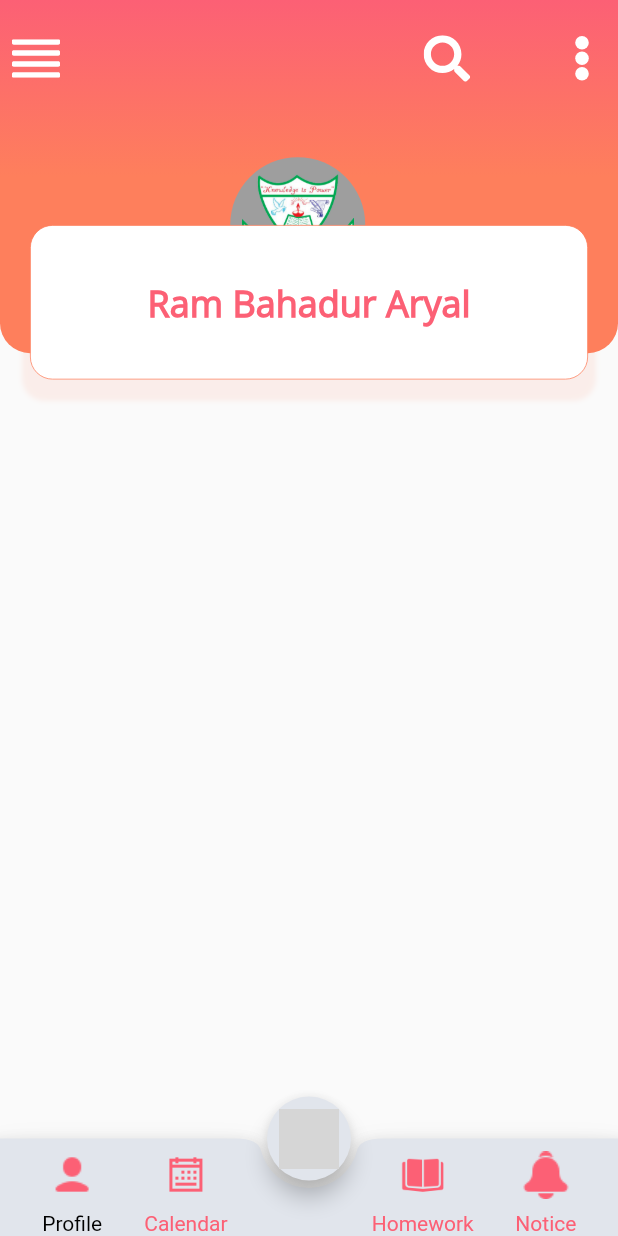
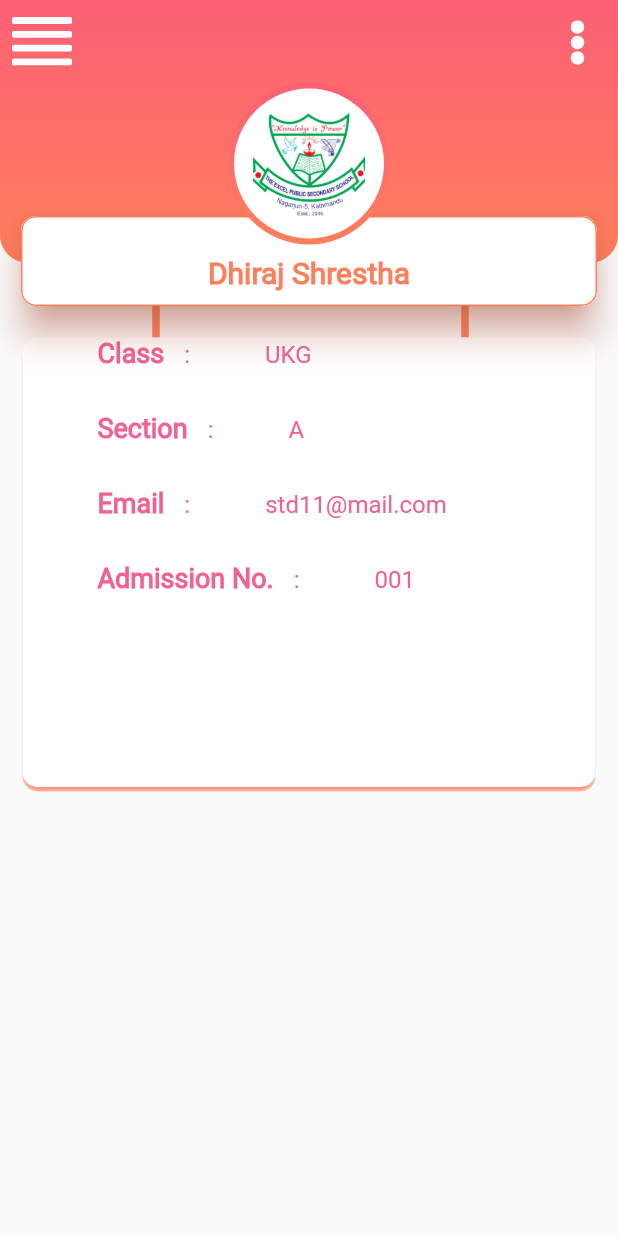
Before and after one commit to kalind7/Excel_public_school, a Flutter app: the screen it shows after launch, on a phone screen of 412 x 824 dp. Run offline on Flutter 3.47's test engine with Material 2 defaults, Android fonts, the phone set to English and light mode, and no system bars; our stand-ins replace flutter_svg, fluttertoast, form_field_validator, get, hexcolor and 2 more; missing offline and left inert: curved_nav_bar, dart:ffi, nepali_date_picker; grey boxes are pictures that could not be loaded.

Commit message:
baseline same left

```diff
--- a/lib/main.dart
+++ b/lib/main.dart
@@ -1,5 +1,6 @@
 import 'package:excel_public_school/ui_pages/dashboard.dart';
 import 'package:excel_public_school/ui_pages/login_page.dart';
+import 'package:excel_public_school/ui_pages/student_details.dart';
 import 'package:flutter/material.dart';
 import 'package:flutter/services.dart';
 import 'package:get/get.dart';
@@ -29,9 +30,10 @@ class MyApp extends StatelessWidget {
 
         primarySwatch: Colors.blue,
       ),
-      initialRoute: '/',
+      initialRoute: '/student',
       routes: {
-        '/': (context)=>  HomePage(),
+        '/student': (context)=>  StudentDetails(),
+        '/home': (context)=>  HomePage(),
         '/login': (context) => const LoginPage(),
       },
     );
--- /dev/null
+++ b/lib/models/student_model.dart
@@ -0,0 +1,18 @@
+import 'package:excel_public_school/utils/color.dart';
+import 'package:flutter/cupertino.dart';
+
+class StudentModel{
+  final String title;
+  final String answer;
+
+  StudentModel({required this.title, required this.answer});
+}
+List<StudentModel> model1 = [
+  StudentModel(title: 'Class ', answer: 'UKG'),
+  StudentModel(title: 'Section ', answer: 'A'),
+  StudentModel(title: 'Email ', answer: 'std11@mail.com'),
+  StudentModel(title: 'Admission No. ', answer: '001'),
+];
+
+const titleStyle = TextStyle(fontSize: 18,fontWeight: FontWeight.bold,fontFamily: 'Roboto',color: Color(0xFFF06292));
+const answerStyle = TextStyle(fontSize: 16,fontWeight: FontWeight.w500,fontFamily: 'Roboto',color: Color(0xFFF06292));
--- /dev/null
+++ b/lib/ui_pages/student_details.dart
@@ -0,0 +1,250 @@
+import 'package:excel_public_school/models/student_model.dart';
+import 'package:excel_public_school/utils/color.dart';
+import 'package:excel_public_school/widgets/appbar.dart';
+import 'package:excel_public_school/widgets/category_drawer.dart';
+import 'package:flutter/cupertino.dart';
+import 'package:flutter/material.dart';
+import 'package:flutter/rendering.dart';
+
+class StudentDetails extends StatefulWidget {
+  const StudentDetails({Key? key}) : super(key: key);
+
+  @override
+  _StudentDetailsState createState() => _StudentDetailsState();
+}
+
+class _StudentDetailsState extends State<StudentDetails> {
+  final GlobalKey<ScaffoldState> _scaffoldKey = GlobalKey<ScaffoldState>();
+
+  final List<StudentModel> newModel = model1;
+
+  @override
+  Widget build(BuildContext context) {
+    return SafeArea(
+      child: Scaffold(
+        extendBodyBehindAppBar: true,
+        drawer: const CategoryDrawer(),
+        key: _scaffoldKey,
+        appBar: PreferredSize(
+          preferredSize: const Size.fromHeight(55.0),
+          child: WidgetAppbar(
+            title: '',
+            onPress: () => _scaffoldKey.currentState!.openDrawer(),
+            icon: 'files/icons/four_bar_menu.svg',
+          ),
+        ),
+        body: Stack(
+          // clipBehavior: Clip.hardEdge,
+          // overflow: Overflow.clip,
+          children: <Widget>[
+            Column(
+              children: <Widget>[
+                Container(
+                  height: 175.0,
+                  decoration: BoxDecoration(
+                    borderRadius: const BorderRadius.only(
+                        bottomLeft: Radius.circular(18),
+                        bottomRight: Radius.circular(18)),
+                    gradient: LinearGradient(
+                        colors: [pinkOne, orangeOne],
+                        begin: Alignment.topCenter,
+                        end: Alignment.bottomCenter),
+                  ),
+                  // child: Row(
+                  //   crossAxisAlignment: CrossAxisAlignment.start,
+                  //   mainAxisAlignment: MainAxisAlignment.spaceBetween,
+                  //   children: [
+                  //     IconButton(
+                  //       onPressed: () {
+                  //         _scaffoldKey.currentState!.openDrawer();
+                  //       },
+                  //       icon: SvgPicture.asset('files/icons/four_bar_menu.svg'),
+                  //     ),
+                  //     const ThreeDotMenu(),
+                  //   ],
+                  // ),
+                ),
+                 SizedBox(
+                  height: 50,
+                  child: Row(
+                    mainAxisAlignment: MainAxisAlignment.spaceAround,
+                    children: [
+                      VerticalDivider(
+                        width: 3,
+                        thickness: 5,
+                        color: orangeOne,
+                      ),
+                      VerticalDivider(
+                        width: 3,
+                        thickness: 5,
+                        color: orangeOne,
+                      ),
+                    ],
+                  ),
+                ),
+
+                Container(
+                  margin: const EdgeInsets.symmetric(horizontal: 15, ),
+                  height: MediaQuery.of(context).size.height/ 2.75,
+                  decoration: BoxDecoration(
+                    color: Colors.white,
+                    borderRadius: const BorderRadius.vertical(top: const Radius.circular(10),bottom: Radius.circular(10) ),
+                    // border:  const Border(
+                    //   bottom: BorderSide(color: Colors.deepOrange,width: 3,),
+                    // ),
+                    // borderRadius: BorderRadius.circular(10.0),
+                    boxShadow: [
+                      BoxShadow(
+                        color: orangeOne,
+                        // spreadRadius: 5,
+                        blurRadius: 4,
+                        blurStyle: BlurStyle.inner,
+                        offset: const Offset(0,3),
+                      ),
+                    ]
+                  ),
+
+
+                  child: ListView.builder(
+                      padding: const EdgeInsets.only( bottom: 20, left: 50),
+                            shrinkWrap: true,
+                            itemCount: newModel.length,
+                            itemBuilder: (context, index){
+                              return Row(
+
+                              crossAxisAlignment: CrossAxisAlignment.baseline,
+                              textBaseline: TextBaseline.alphabetic,
+                              children: [
+                              Text('${newModel[index].title}  ',style: titleStyle,),
+
+                              Text(':', style: answerStyle,),
+
+                              const SizedBox(width: 50.0,height: 50,),
+
+                                Text('${newModel[index].answer} ',style: answerStyle,),
+
+
+
+                              ],
+                              );
+
+                            })
+
+
+                    // child:
+
+                // Column(
+                  //                     mainAxisAlignment: MainAxisAlignment.start,
+                  //                     crossAxisAlignment: CrossAxisAlignment.center,
+                  //                     children: [
+                  //
+                  //                       Row(
+                  //                         mainAxisAlignment: MainAxisAlignment.spaceEvenly,
+                  //                         children: const [
+                  //                           Text('Class',style: titleStyle,),
+                  //                           Text(': UKG',style: answerStyle,),
+                  //                         ],
+                  //                       ),
+                  //                       SizedBox(height: 20,),
+                  //
+                  //                       Row(
+                  //                         mainAxisAlignment: MainAxisAlignment.spaceEvenly,
+                  //
+                  //                         children: const [
+                  //                           Text('Class',style: titleStyle,),
+                  //                           Text(': UKG',style: answerStyle,),
+                  //                         ],
+                  //                       ),
+                  //                       SizedBox(height: 20,),
+                  //
+                  //                       Row(
+                  //                         mainAxisAlignment: MainAxisAlignment.spaceEvenly,
+                  //
+                  //                         children: const [
+                  //                           Text('Class',style: titleStyle,),
+                  //                           Text(': UKG',style: answerStyle,),
+                  //                         ],
+                  //                       ),
+                  //                       SizedBox(height: 20,),
+                  //
+                  //                       Row(
+                  //                         mainAxisAlignment: MainAxisAlignment.spaceEvenly,
+                  //
+                  //                         children: const [
+                  //                           Text('Class',style: titleStyle,),
+                  //                           Text(': UKG',style: answerStyle,),
+                  //                         ],
+                  //                       ),
+                  //
+                  //                     ],
+                  //                   ),
+
+                ),
+
+              ],
+            ),
+
+
+
+            Positioned(
+              left: 10,
+              right: 10,
+              top: 140,
+              // alignment: Alignment.center,
+              child: Card(
+                shadowColor: orangeOne,
+                clipBehavior: Clip.antiAlias,
+                elevation: 10.0,
+                shape: RoundedRectangleBorder(
+                    borderRadius: BorderRadius.circular(10),
+                    side: BorderSide(width: 1, color: orangeOne)),
+                child: SizedBox(
+                  width: MediaQuery.of(context).size.width - 80,
+                  height: 60,
+                  child: Center(
+                      child: Padding(
+                    padding: const EdgeInsets.only(top: 20.0, bottom: 5.0),
+                    child: Text(
+                      "Dhiraj Shrestha",
+                      style: TextStyle(
+                          fontSize: 20.0,
+                          color: orangeOne,
+                          fontWeight: FontWeight.bold),
+                    ),
+                  )),
+                ),
+              ),
+            ),
+
+            Positioned(
+              left: 20,
+              right: 20,
+              top: 55,
+              // alignment: Alignment.center,
+              child: Container(
+                padding: const EdgeInsets.all(4.0),
+                decoration: BoxDecoration(
+                  gradient: LinearGradient(
+                      colors: [pinkOne, orangeOne],
+                      end: Alignment.bottomCenter,
+                      begin: Alignment.topCenter),
+                  shape: BoxShape.circle,
+                ),
+                child: const CircleAvatar(
+                  backgroundColor: Colors.white,
+                  radius: 50.0,
+                  child: Image(
+                    height: 75,
+                    width: 75,
+                    image: AssetImage('files/images/excellogo.png'),
+                    fit: BoxFit.cover,
+                  ),
+                ),
+              ),
+            ),
+          ],
+        ),
+      ),
+    );
+  }
+}
--- /dev/null
+++ b/lib/widgets/appbar.dart
@@ -0,0 +1,77 @@
+import 'package:excel_public_school/ui_pages/dashboard.dart';
+import 'package:excel_public_school/utils/color.dart';
+import 'package:excel_public_school/widgets/logout_popup.dart';
+import 'package:flutter/material.dart';
+import 'package:flutter_svg/flutter_svg.dart';
+
+
+class WidgetAppbar extends StatelessWidget {
+  const WidgetAppbar(
+      {Key? key,
+        required this.title,
+        required this.onPress,
+        required this.icon})
+      : super(key: key);
+
+  final String title;
+  final Function onPress;
+  final String icon;
+
+  @override
+  Widget build(BuildContext context) {
+    return AppBar(
+      leading: IconButton(
+        onPressed: () {
+          onPress();
+        },
+        icon: SvgPicture.asset(icon),
+      ),
+      title: Text(
+        title,
+        style: const TextStyle(color: Colors.white, fontFamily: 'Roboto'),
+      ),
+      centerTitle: true,
+      backgroundColor: Colors.transparent,
+      shadowColor: Colors.transparent,
+      actions: [
+        Padding(
+          padding: const EdgeInsets.only(right: 3.0, top: 2.0),
+          child:  PopupMenuButton<int>(
+            icon: SvgPicture.asset('files/icons/menu.svg'),
+            color: Colors.white,
+            itemBuilder: (context) => [
+              const PopupMenuItem<int>(
+                value: 0,
+                child: Text('Settings', style: drawerTitle,),
+              ),
+
+              const PopupMenuItem<int>(
+                value: 1,
+                child: Text('Privacy Policy Page', style: drawerTitle,),
+              ),
+
+              const PopupMenuDivider(),
+
+              PopupMenuItem<int>(
+                value: 2,
+                child: Row(
+                  children:const [
+                    Icon(
+                      Icons.logout,
+                      color: Colors.red,
+                    ),
+                    SizedBox(
+                      width: 7,
+                    ),
+                    Text("Logout", style: drawerTitle,),
+                  ],
+                ),
+              ),
+            ],
+            onSelected: (item) => SelectedItem(context, item),
+          ),
+        ),
+      ],
+    );
+  }
+}
--- a/lib/widgets/landing_page.dart
+++ b/lib/widgets/landing_page.dart
@@ -63,40 +63,7 @@ class LandingPage extends StatelessWidget {
                                 IconButton(onPressed: (){},icon: SvgPicture.asset('files/icons/search.svg'),),
 
 
-                                PopupMenuButton<int>(
-                                  icon: SvgPicture.asset('files/icons/menu.svg'),
-                                    color: Colors.white,
-                                    itemBuilder: (context) => [
-                                       const PopupMenuItem<int>(
-                                        value: 0,
-                                          child: Text('Setting', style: drawerTitle,),
-                                      ),
 
-                                      const PopupMenuItem<int>(
-                                        value: 1,
-                                        child: Text('Privacy Policy Page', style: drawerTitle,),
-                                      ),
-
-                                      const PopupMenuDivider(),
-
-                                      PopupMenuItem<int>(
-                                        value: 2,
-                                        child: Row(
-                                          children:const [
-                                            Icon(
-                                              Icons.logout,
-                                              color: Colors.red,
-                                            ),
-                                             SizedBox(
-                                              width: 7,
-                                            ),
-                                            Text("Logout", style: drawerTitle,),
-                                          ],
-                                        ),
-                                      ),
-                                    ],
-                                  onSelected: (item) => SelectedItem(context, item),
-                                ),
 
                                 // IconButton(onPressed: (){},icon: SvgPicture.asset('files/icons/menu.svg'),),
                               ],
--- a/pubspec.yaml
+++ b/pubspec.yaml
@@ -41,6 +41,7 @@ dependencies:
   responsive_navigation_bar: ^3.0.5
   flutter_launcher_icons: ^0.9.2
   get: ^4.6.1
+  curved_nav_bar: ^0.0.2
   table_calendar: ^3.0.0
   nepali_date_picker: ^5.2.0
   shared_preferences: ^2.0.12
```
Also changed, not shown: lib/ui_pages/dashboard.dart (+114 -16 lines), lib/widgets/end_menu_appbar.dart (added, +46 -0 lines), pubspec.lock.
